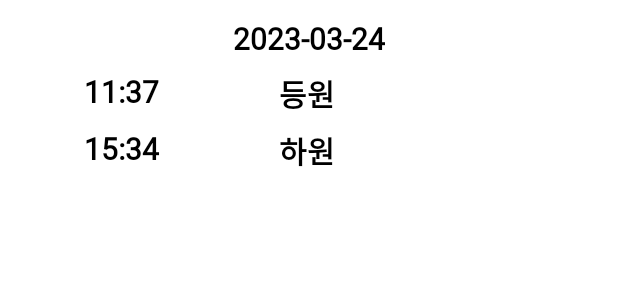
After one commit to greatCenterDeveloper/AcademyManagement, an Android app: the layout recycler_item_student_management_dialog_attendance.xml on its own in the app's theme, with its tools: preview values and no code run, on a phone screen of 412 x 824 dp. The commit adds this screen. Shown: the top 300 px of the screen. Run offline under Robolectric (Android 15) with nearby library versions, the phone set to English and light mode, and no system bars.

Commit message:
dialog_student_management_attendance.xml  - 학생 관리 출석부 화면 구현
StudentManagementCourseAdapter
 - 학생 정보 화면에서 출석부 버튼 클릭시
   출석부 다이얼로그 띄우기

```diff
--- a/app/src/main/res/color/civ_click_color.xml
+++ b/app/src/main/res/color/civ_click_color.xml
@@ -1,5 +1,5 @@
 <?xml version="1.0" encoding="utf-8"?>
 <selector xmlns:android="http://schemas.android.com/apk/res/android">
-    <item android:color="@color/white" android:state_selected="false"/>
-    <item android:color="#FBD8D8" android:state_selected="true"/>
+    <item android:color="@color/white" android:state_pressed="false"/>
+    <item android:color="#FBD8D8" android:state_pressed="true"/>
 </selector>
--- /dev/null
+++ b/app/src/main/res/drawable/baseline_close_24.xml
@@ -0,0 +1,5 @@
+<vector android:height="24dp" android:tint="#000000"
+    android:viewportHeight="24" android:viewportWidth="24"
+    android:width="24dp" xmlns:android="http://schemas.android.com/apk/res/android">
+    <path android:fillColor="@android:color/white" android:pathData="M19,6.41L17.59,5 12,10.59 6.41,5 5,6.41 10.59,12 5,17.59 6.41,19 12,13.41 17.59,19 19,17.59 13.41,12z"/>
+</vector>
--- /dev/null
+++ b/app/src/main/res/layout/recycler_item_student_management_dialog_attendance.xml
@@ -0,0 +1,72 @@
+<?xml version="1.0" encoding="utf-8"?>
+<RelativeLayout xmlns:android="http://schemas.android.com/apk/res/android"
+    android:layout_width="match_parent"
+    android:layout_height="wrap_content"
+    android:layout_marginTop="4dp"
+    android:layout_marginBottom="4dp"
+    android:layout_marginLeft="16dp"
+    android:layout_marginRight="16dp"
+    android:paddingTop="8dp"
+    android:paddingBottom="8dp">
+
+    <TextView
+        android:id="@+id/tv_date"
+        android:layout_width="wrap_content"
+        android:layout_height="wrap_content"
+        android:text="2023-03-24"
+        android:textStyle="bold"
+        android:textColor="@color/black"
+        android:textSize="20sp"
+        android:fontFamily="@font/cookierunblack"
+        android:layout_centerHorizontal="true"/>
+
+    <TextView
+        android:id="@+id/tv_attendance_time"
+        android:layout_width="130dp"
+        android:layout_height="wrap_content"
+        android:text="11:37"
+        android:textStyle="bold"
+        android:textColor="@color/black"
+        android:textSize="20sp"
+        android:fontFamily="@font/cookierunblack"
+        android:layout_below="@id/tv_date"
+        android:layout_marginLeft="40dp"
+        android:layout_marginTop="8dp"/>
+
+    <TextView
+        android:id="@+id/tv_attendance_state"
+        android:layout_width="wrap_content"
+        android:layout_height="wrap_content"
+        android:text="등원"
+        android:textStyle="bold"
+        android:textColor="@color/black"
+        android:textSize="20sp"
+        android:fontFamily="@font/cookierunblack"
+        android:layout_alignTop="@id/tv_attendance_time"
+        android:layout_toRightOf="@id/tv_attendance_time"/>
+
+    <TextView
+        android:id="@+id/tv_gohome_time"
+        android:layout_width="130dp"
+        android:layout_height="wrap_content"
+        android:text="15:34"
+        android:textStyle="bold"
+        android:textColor="@color/black"
+        android:textSize="20sp"
+        android:fontFamily="@font/cookierunblack"
+        android:layout_below="@id/tv_attendance_state"
+        android:layout_marginLeft="40dp"
+        android:layout_marginTop="8dp"/>
+
+    <TextView
+        android:id="@+id/tv_gohome_state"
+        android:layout_width="wrap_content"
+        android:layout_height="wrap_content"
+        android:text="하원"
+        android:textStyle="bold"
+        android:textColor="@color/black"
+        android:textSize="20sp"
+        android:fontFamily="@font/cookierunblack"
+        android:layout_alignTop="@id/tv_gohome_time"
+        android:layout_toRightOf="@id/tv_gohome_time" />
+</RelativeLayout>
```
Also changed, not shown: app/src/main/java/com/swj/academymanagement/adapters/StudentManagementCourseAdapter.kt (+33 -0 lines), app/src/main/java/com/swj/academymanagement/adapters/StudentManagementDialogAttendanceAdapter.kt (added, +28 -0 lines), app/src/main/java/com/swj/academymanagement/model/StudentManagementDialogAttendance.kt (added, +9 -0 lines), app/src/main/res/layout/dialog_student_management_attendance.xml (added, +62 -0 lines).
